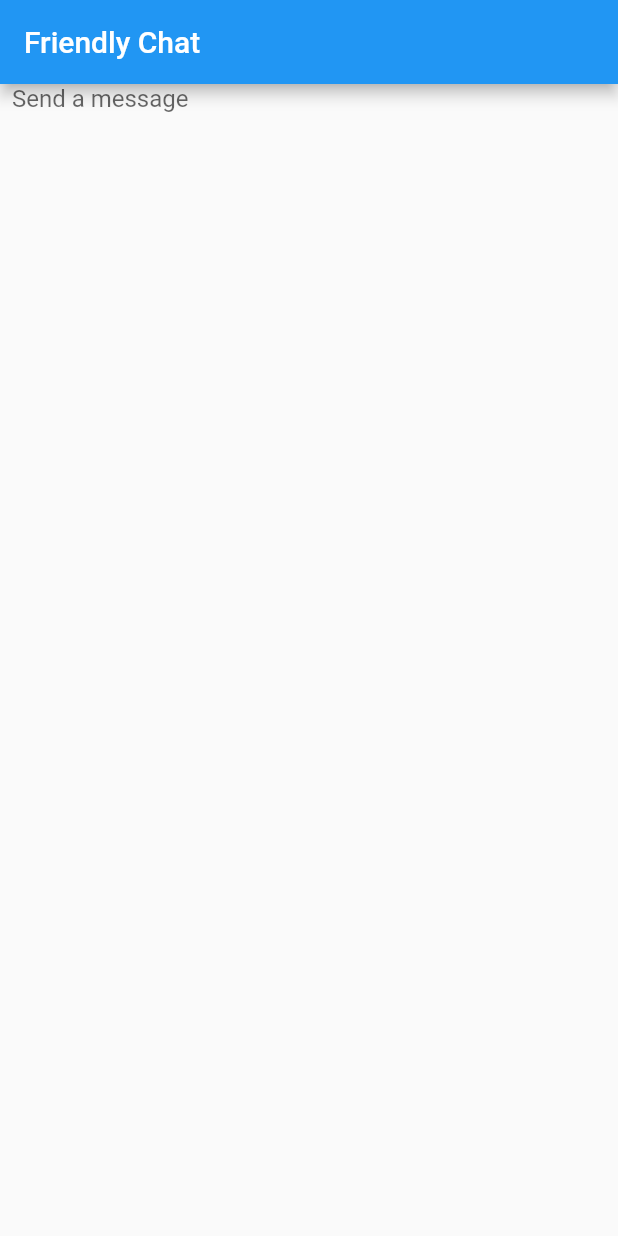
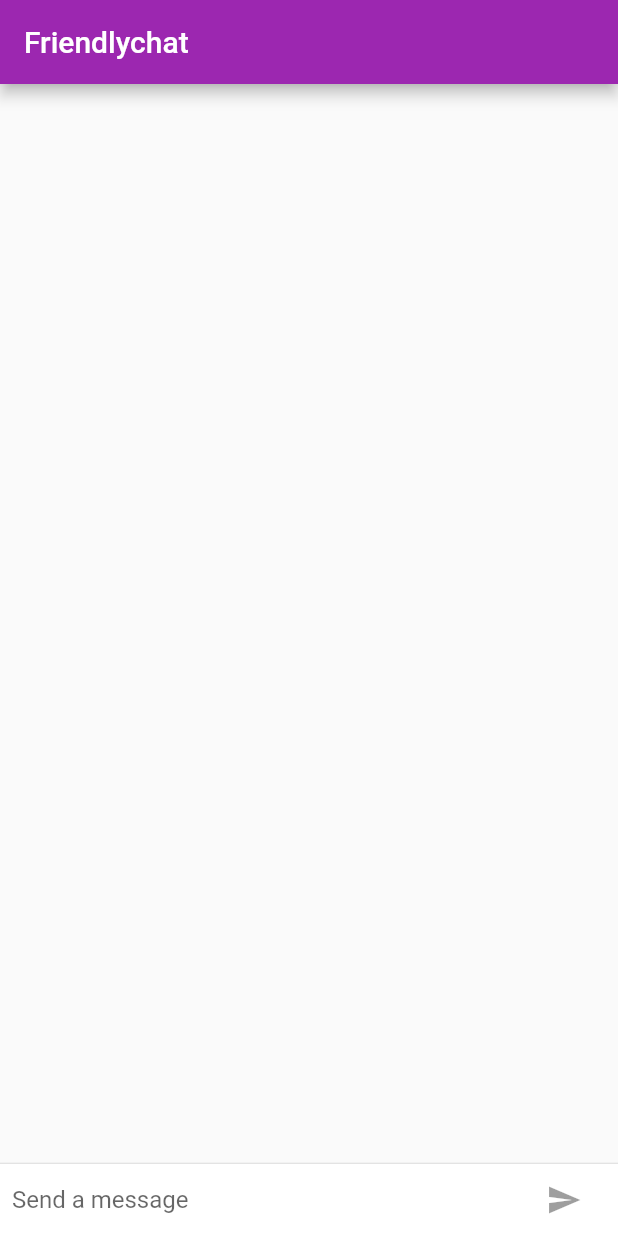
Before and after one commit to truongkhanhduy95/Learn-Flutter, a Flutter app: the screen it shows after launch, on a phone screen of 412 x 824 dp. Run offline on Flutter 3.47's test engine with Material 2 defaults, Android fonts, the phone set to English and light mode, and no system bars.

Commit message:
Update main.dart

```diff
--- a/friendlychat/lib/main.dart
+++ b/friendlychat/lib/main.dart
@@ -1,6 +1,19 @@
 import 'package:flutter/material.dart';
+import 'package:flutter/foundation.dart';
+import 'package:flutter/cupertino.dart';
 
 void main() => runApp(FriendlychatApp());
+
+final ThemeData kIOSTheme = new ThemeData(
+  primarySwatch: Colors.orange,
+  primaryColor: Colors.grey[100],
+  primaryColorBrightness: Brightness.light,
+);
+
+final ThemeData kDefaultTheme = new ThemeData(
+  primarySwatch: Colors.purple,
+  accentColor: Colors.orangeAccent[400],
+);
 
 class FriendlychatApp extends StatelessWidget {
   // This widget is the root of your application.
@@ -8,7 +21,9 @@ class FriendlychatApp extends StatelessWidget {
   Widget build(BuildContext context) {
     return MaterialApp(
       title: 'Friendly Chat',
-      theme: ThemeData(accentColor: Colors.blue),
+      theme: defaultTargetPlatform == TargetPlatform.iOS         //new
+        ? kIOSTheme                                              //new
+        : kDefaultTheme,
       home: new ChatScreen(),
     );
   }
@@ -19,30 +34,148 @@ class ChatScreen extends StatefulWidget {
   State createState() => new ChatScreenState();
 }
 
-class ChatScreenState extends State<ChatScreen> {
-
+class ChatScreenState extends State<ChatScreen> with TickerProviderStateMixin {
+  final List<ChatMessage> _messages = <ChatMessage>[];
   final TextEditingController _textController = new TextEditingController();
+  bool _isComposing = false;
 
   void _handlesubmitted(String text) {
     _textController.clear();
+    setState(() {
+      _isComposing = false;
+    });
+    ChatMessage message = new ChatMessage(
+      text: text,
+      animationController: new AnimationController(
+        duration: new Duration(milliseconds: 700),
+        vsync: this,
+      ),
+    );
+    setState(() {
+      _messages.insert(0, message);
+    });
+    message.animationController.forward();
+  }
+
+  void _handleOnTextChanged(String text) {
+    setState(() {
+      _isComposing = text.length > 0;
+    });
   }
 
   Widget _buildTextComposer() {
-    return Container(
+    return new IconTheme(
+      data: new IconThemeData(color:Theme.of(context).accentColor),
+      child: Container(
         margin: const EdgeInsets.symmetric(horizontal: 8.0),
+        child: Row(
+          children: <Widget>[
+            new Flexible(
               child: TextField(
                 controller: _textController,
                 onSubmitted: _handlesubmitted,
                 decoration: InputDecoration.collapsed(hintText: "Send a message"),
+                onChanged: _handleOnTextChanged,
+              )
+            ),
+            new Container(
+              margin: new EdgeInsets.symmetric(horizontal: 4.0),
+              child: Theme.of(context).platform == TargetPlatform.iOS ?
+                new CupertinoButton(
+                  child: new Text("Send"),
+                  onPressed: _isComposing ? () =>  _handlesubmitted(_textController.text) : null) :
+                new IconButton(
+                  icon: Icon(Icons.send),
+                  onPressed: _isComposing ? () => _handlesubmitted(_textController.text) : null,
+              ),
+            )
+          ],
+        ),
       ),
     );
   }
 
   @override
+  void dispose() {
+    for (ChatMessage message in _messages) {
+      message.animationController.dispose();
+    }
+    super.dispose();
+  }
+
+ @override
   Widget build(BuildContext context) {
-    return Scaffold(
-        appBar: AppBar(title: Text("Friendly Chat")),
-        body: _buildTextComposer(),
+  return new Scaffold(
+    appBar: new AppBar(
+        title: new Text("Friendlychat"),
+        elevation:
+            Theme.of(context).platform == TargetPlatform.iOS ? 0.0 : 4.0),
+    body: new Container(
+        child: new Column(
+          children: <Widget>[
+            new Flexible(
+              child: new ListView.builder(
+                padding: new EdgeInsets.all(8.0),
+                reverse: true,
+                itemBuilder: (_, int index) => _messages[index],
+                itemCount: _messages.length,
+              ),
+            ),
+            new Divider(height: 1.0),
+            new Container(
+              decoration: new BoxDecoration(color: Theme.of(context).cardColor),
+              child: _buildTextComposer(),
+            ),
+          ],
+        ),
+        decoration: Theme.of(context).platform == TargetPlatform.iOS
+            ? new BoxDecoration(
+                border: new Border(
+                  top: new BorderSide(color: Colors.grey[200]),
+                ),
+              )
+            : null),
   );
 }
 }
+const String _name = "Martini";
+
+class ChatMessage extends StatelessWidget {
+  final String text;
+  final AnimationController animationController;
+
+  ChatMessage({this.text, this.animationController});
+
+  @override
+  Widget build(BuildContext context) {
+    return new SizeTransition(
+      sizeFactor: new CurvedAnimation(
+        parent: animationController, curve: Curves.easeOut ),
+      axisAlignment:  0.0,
+      child: new Container(
+        margin:EdgeInsets.symmetric(vertical: 10.0),
+        child: new Row(
+          children: <Widget>[
+            new Container(
+              margin: new EdgeInsets.only(right: 16.0),
+              child: new CircleAvatar(child: new Text(_name[0]),
+              ),
+            ),
+            new Expanded (
+              child: new Column(
+                crossAxisAlignment: CrossAxisAlignment.start,
+                children: <Widget>[
+                  new Text(_name, style:Theme.of(context).textTheme.subhead),
+                  new Container(
+                    margin: new EdgeInsets.only(top: 5.0),
+                    child: new Text(text),
+                  )
+                ],
+              ),
+            ),
+          ],
+        ),
+      ),
+    );
+  }
+}
```
Lines whose indentation alone changed are shown as unchanged.
